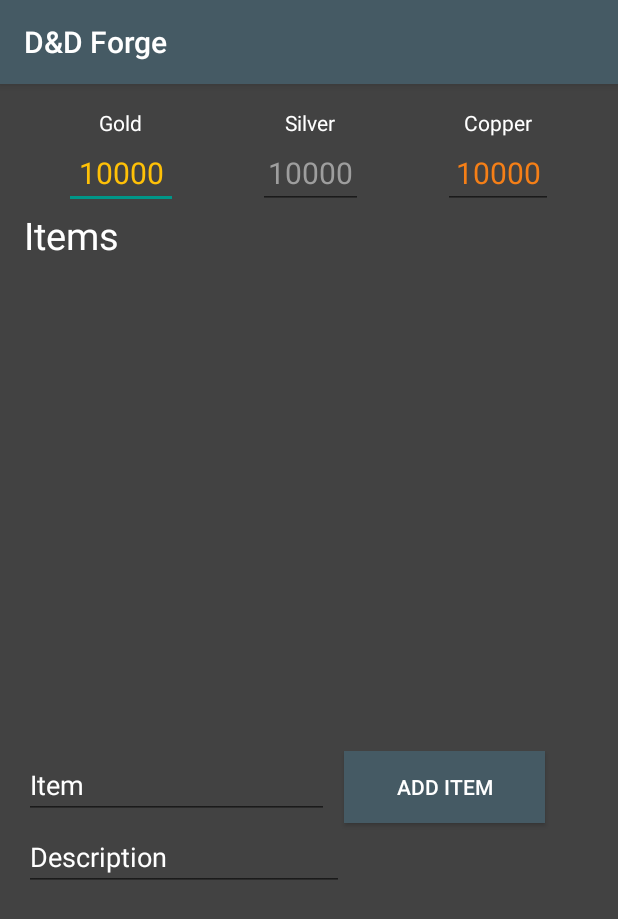
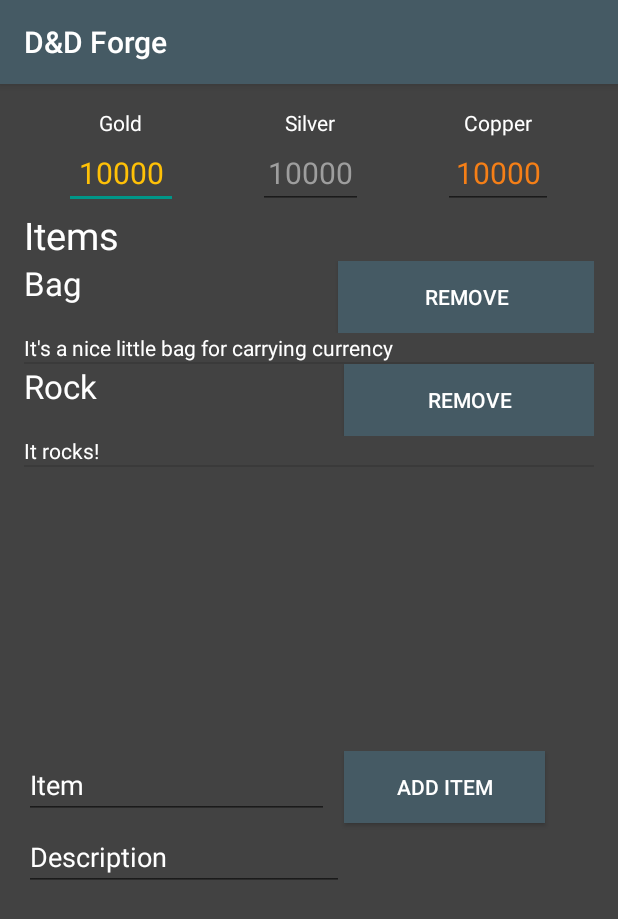
Before and after one commit to CS115CharacterBuilder/builder, an Android app: the fragment ItemsPage shown on its own in the app's theme, on a phone screen of 412 x 824 dp. Shown: the top 919 px of the screen. Run offline under Robolectric (Android 15) with nearby library versions, the phone set to English and light mode, and no system bars; 5 statements that could not run were skipped.

Commit message:
Saving Updates
new stuff

```diff
--- a/CharacterBuilder/app/src/main/java/lfg/characterbuilder/EquipmentPage.java
+++ b/CharacterBuilder/app/src/main/java/lfg/characterbuilder/EquipmentPage.java
@@ -226,7 +226,7 @@ public class EquipmentPage extends Fragment {
             profTxt = "A bunch of proficiencies";//profTxt + " " + proficiencies[i];
         }
         //loop creates melee weapons list
-        for(int i = 0; i < m_weapons_held.length; i++) {
+        /*for(int i = 0; i < m_weapons_held.length; i++) {
             mWeapon temp = new mWeapon();
             temp.Name = m_weapons_held[i];
             temp.Damage = m_weapons_damage[i];
@@ -243,7 +243,7 @@ public class EquipmentPage extends Fragment {
             temp.Ammo = r_weapons_ammo[i];
             temp.Range = r_weapons_range[i];
             rWList.add(temp);
-        }
+        }*/
     }
 
 
--- a/CharacterBuilder/app/src/main/java/lfg/characterbuilder/ItemsPage.java
+++ b/CharacterBuilder/app/src/main/java/lfg/characterbuilder/ItemsPage.java
@@ -6,6 +6,7 @@ import android.support.v4.app.Fragment;
 import android.support.v4.app.FragmentActivity;
 import android.support.v7.app.AppCompatActivity;
 import android.os.Bundle;
+import android.util.Log;
 import android.view.Gravity;
 import android.view.LayoutInflater;
 import android.view.View;
@@ -108,21 +109,46 @@ public class ItemsPage extends Fragment {
 
     private MyAdapter aa;
 
+    @Override
+    public void onCreate(Bundle savedInstanceState) {
+        gotChar = getActivity().getIntent().getParcelableExtra("characterTag");
+        Bundle args = getArguments();
+        itemNames = args.getStringArray("itemBundle");
+        itemDesc = args.getStringArray("itemDescBundle");
+        iList = new ArrayList<ItemElement>();
+        if(itemNames == null){
+            String[] tempNames = new String[2];
+            tempNames[0] = "Bag";
+            tempNames[1] = "Rock";
+            itemNames = tempNames;
+            Log.d("GOT", "IT1");
+        }
+        if(itemDesc == null){
+            String[] tempDesc = new String[2];
+            tempDesc[0] = "It's a nice little bag for carrying currency";
+            tempDesc[1] = "It rocks!";
+            itemDesc = tempDesc;
+            Log.d("GOT", "IT2");
+        }
+        initializeIList();
+        super.onCreate(savedInstanceState);
+    }
+
     public View onCreateView(LayoutInflater inflater, ViewGroup container, Bundle savedInstanceState) {
         View fragmentView = inflater.inflate(R.layout.activity_items_page, container, false);
         this.mView = fragmentView;
         super.onCreateView(inflater, container, savedInstanceState);
         //get character objet
-        gotChar = getActivity().getIntent().getParcelableExtra("characterTag");
-        Bundle args = getArguments();
-        itemNames = args.getStringArray("itemBundle");
-        itemDesc = args.getStringArray("itemDescBundle");
+        //gotChar = getActivity().getIntent().getParcelableExtra("characterTag");
+        //Bundle args = getArguments();
+        //itemNames = args.getStringArray("itemBundle");
+        //itemDesc = args.getStringArray("itemDescBundle");
         //get item names and descriptions from character object
         //itemNames = gotChar.getItemNames();
         //itemDesc = gotChar.getItemDescriptions();
         //creates list
-        iList = new ArrayList<ItemElement>();
-        initializeIList();
+        //iList = new ArrayList<ItemElement>();
+        //initializeIList();
         //creates add button
         Button iAdd = (Button) mView.findViewById(R.id.addBtn);
         iAdd.setOnClickListener(new View.OnClickListener() {
--- a/CharacterBuilder/app/src/main/java/lfg/characterbuilder/MainActivity.java
+++ b/CharacterBuilder/app/src/main/java/lfg/characterbuilder/MainActivity.java
@@ -118,6 +118,7 @@ class MyAdapter extends FragmentPagerAdapter {
         boolean[] caughtSProf = caughtStatsBundle.getBooleanArray("sProfBundle");
         boolean[] caughtStatProf = caughtStatsBundle.getBooleanArray("statProfBundle");
 
+
         //bundles filled with item names and descriptions
         String[] caughtItem = caughtStatsBundle.getStringArray("itemBundle");
         String[] caughtItemDesc = caughtStatsBundle.getStringArray("itemDescBundle");
--- a/CharacterBuilder/app/src/main/java/lfg/characterbuilder/NewCharacterCreation.java
+++ b/CharacterBuilder/app/src/main/java/lfg/characterbuilder/NewCharacterCreation.java
@@ -177,6 +177,7 @@ public class NewCharacterCreation extends AppCompatActivity {
             statsString.append(statsArray[i]).append(",");
         }
 
+
         //Determine Character Icon
         int characterIcon;
         switch(CharCLASS.getText().toString()){
```
Also changed, not shown: CharacterBuilder/app/src/main/java/lfg/characterbuilder/Character.java (+4 -3 lines), CharacterBuilder/app/src/main/java/lfg/characterbuilder/HomeActivity.java (+1 -11 lines), CharacterBuilder/app/src/main/java/lfg/characterbuilder/SkillsPage.java (+15 -1 lines), CharacterBuilder/app/src/main/java/lfg/characterbuilder/StatPage.java (+13 -1 lines).
